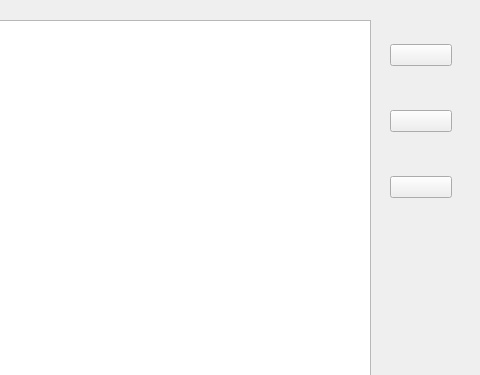
MishIvan/UbuntuProjects, file TasksAccounting/mainwindow.ui: the form before one commit; both pictures show x 320 to 800 and y 0 to 375 of the 800 by 600 pixel window.
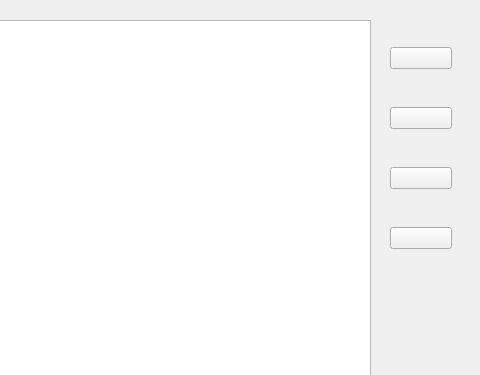
The form after the commit. Icons and pictures are not drawn.

What changed in the file:
```diff
--- a/TasksAccounting/mainwindow.ui
+++ b/TasksAccounting/mainwindow.ui
@@ -28,14 +28,14 @@
     <property name="geometry">
      <rect>
       <x>710</x>
-      <y>20</y>
+      <y>21</y>
       <width>62</width>
-      <height>204</height>
+      <height>254</height>
      </rect>
     </property>
     <layout class="QVBoxLayout" name="verticalLayout">
      <property name="spacing">
-      <number>20</number>
+      <number>12</number>
      </property>
      <item>
       <widget class="QPushButton" name="addTaskButton">
@@ -94,6 +94,23 @@
        </property>
       </widget>
      </item>
+     <item>
+      <widget class="QPushButton" name="worksButton">
+       <property name="text">
+        <string/>
+       </property>
+       <property name="icon">
+        <iconset resource="MainResource.qrc">
+         <normaloff>:/images/WorksList64.png</normaloff>:/images/WorksList64.png</iconset>
+       </property>
+       <property name="iconSize">
+        <size>
+         <width>48</width>
+         <height>48</height>
+        </size>
+       </property>
+      </widget>
+     </item>
     </layout>
    </widget>
   </widget>
```
Left out of the diff: 3 changed lines with no effect on the pictures.
